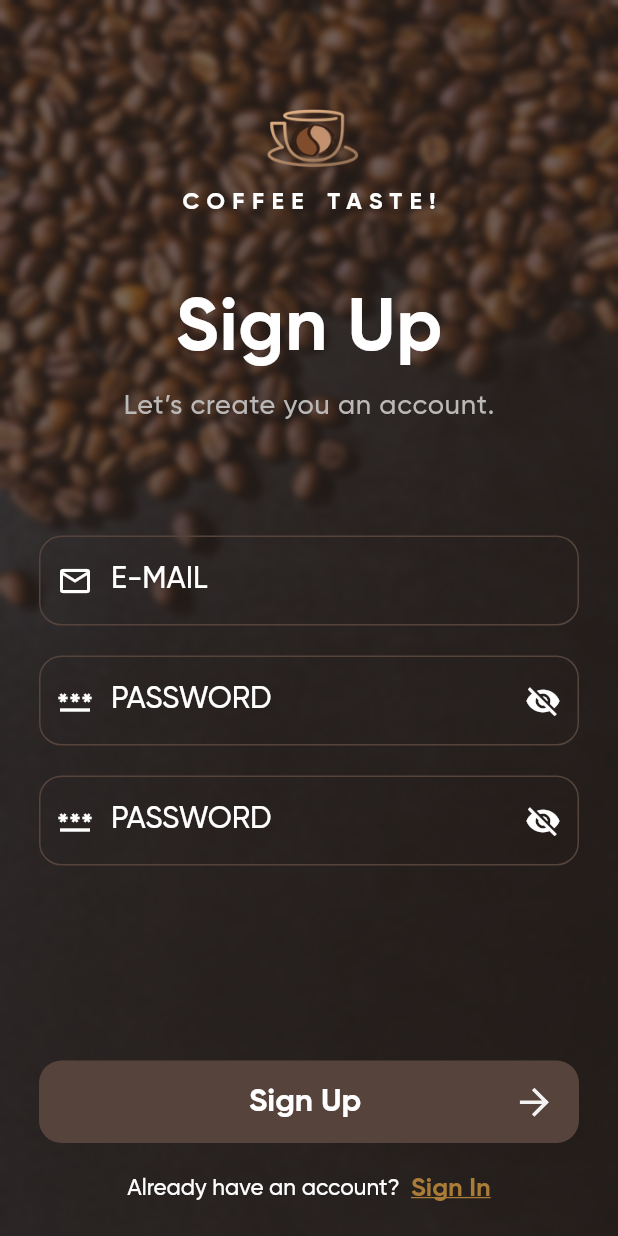
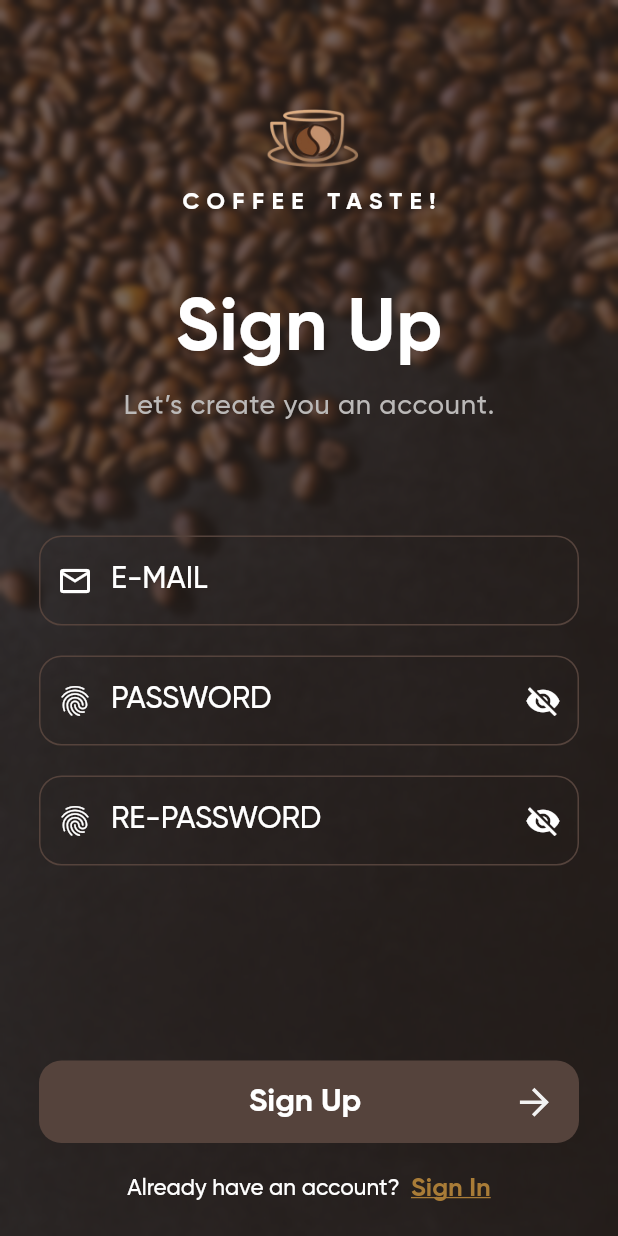
Before and after one commit to OmarAmeer96/freebie-coffee-app, a Flutter app: the SignInScreen screen opened by its route, after a tap on "Sign Up", on a phone screen of 412 x 824 dp. Run offline on Flutter 3.47's test engine with Material 2 defaults, Android fonts, the phone set to English and light mode, and no system bars; our stand-ins replace animated_splash_screen, firebase_auth, firebase_core, flutter_svg, lottie, page_transition; missing offline and left inert: intro_screen_onboarding_flutter; accounts and stored records are empty.

Commit message:
Commit 6 - Handled some errors

```diff
--- a/lib/main.dart
+++ b/lib/main.dart
@@ -29,7 +29,7 @@ class MyApp extends StatelessWidget {
         GetStarted.id: (context) => const GetStarted(),
         OnBoarding.id: (context) => OnBoarding(),
         SignInScreen.id: (context) => const SignInScreen(),
-        SignUpScreen.id: (context) => const SignUpScreen(),
+        SignUpScreen.id: (context) => SignUpScreen(),
       },
       initialRoute: SplashScreen.id,
     );
--- a/lib/screens/signin_screen.dart
+++ b/lib/screens/signin_screen.dart
@@ -72,8 +72,10 @@ class SignInScreen extends StatelessWidget {
                   const SizedBox(
                     height: 90,
                   ),
-                  const CustomEmailTextField(),
-                  const CustomPasswordTextField(),
+                  // const CustomEmailTextField(),
+                  // const CustomPasswordTextField(
+                  //   text: "PASSWORD",
+                  // ),
                   const Text(
                     "Forgot password?",
                     style: TextStyle(
@@ -86,8 +88,7 @@ class SignInScreen extends StatelessWidget {
                   const SizedBox(
                     height: 90,
                   ),
-                  SignInUpButton(
-                    onTap: () {},
+                  const SignInUpButton(
                     text: 'Sign In',
                     width1: 110,
                     width2: 146,
--- a/lib/screens/signup_screen.dart
+++ b/lib/screens/signup_screen.dart
@@ -1,3 +1,4 @@
+import 'package:firebase_auth/firebase_auth.dart';
 import 'package:flutter/material.dart';
 import 'package:freebie_coffee_app/widgets/custom_email_textfiled.dart';
 import 'package:freebie_coffee_app/widgets/custom_password_textfield.dart';
@@ -5,10 +6,14 @@ import 'package:freebie_coffee_app/widgets/signin_up_button.dart';
 import 'dart:ui';
 import '../widgets/custom_app_logo.dart';
 
+// ignore: must_be_immutable
 class SignUpScreen extends StatelessWidget {
-  const SignUpScreen({Key? key}) : super(key: key);
+  SignUpScreen({Key? key}) : super(key: key);
 
   static String id = 'SignUpScreen';
+  String? email;
+  String? password;
+  String? rePassword;
 
   @override
   Widget build(BuildContext context) {
@@ -71,17 +76,55 @@ class SignUpScreen extends StatelessWidget {
                   const SizedBox(
                     height: 75,
                   ),
-                  const CustomEmailTextField(),
-                  const CustomPasswordTextField(),
-                  const CustomPasswordTextField(),
+                  CustomEmailTextField(
+                    onChanged: (data) {
+                      email = data;
+                    },
+                  ),
+                  CustomPasswordTextField(
+                    text: "PASSWORD",
+                    onChanged: (data) {
+                      password = data;
+                    },
+                  ),
+                  CustomPasswordTextField(
+                    text: "RE-PASSWORD",
+                    onChanged: (data) {
+                      rePassword = data;
+                    },
+                  ),
                   const SizedBox(
                     height: 110,
                   ),
-                  SignInUpButton(
-                    onTap: () {},
-                    text: 'Sign Up',
-                    width1: 104,
-                    width2: 140,
+                  InkWell(
+                    onTap: () async {
+                      try {
+                        // ignore: unused_local_variable
+                        UserCredential user = await FirebaseAuth.instance
+                            .createUserWithEmailAndPassword(
+                          email: email!,
+                          password: password!,
+                        );
+                        // ignore: use_build_context_synchronously
+                        showSnackBar(
+                            context, "Your account successfully created.");
+                      } on FirebaseAuthException catch (e) {
+                        if (e.code == 'weak-password') {
+                          showSnackBar(
+                              context, "The password provided is too weak.");
+                        } else if (e.code == 'email-already-in-use') {
+                          showSnackBar(context,
+                              "The account already exists for that email.");
+                        }
+                      } catch (e) {
+                        showSnackBar(context, e.toString());
+                      }
+                    },
+                    child: const SignInUpButton(
+                      text: 'Sign Up',
+                      width1: 104,
+                      width2: 140,
+                    ),
                   ),
                   const SizedBox(
                     height: 20,
@@ -122,3 +165,14 @@ class SignUpScreen extends StatelessWidget {
     );
   }
 }
+
+void showSnackBar(BuildContext context, String text) {
+  ScaffoldMessenger.of(context).showSnackBar(
+    SnackBar(
+      elevation: 5,
+      showCloseIcon: true,
+      closeIconColor: Colors.white,
+      content: Text(text),
+    ),
+  );
+}
--- a/lib/widgets/custom_email_textfiled.dart
+++ b/lib/widgets/custom_email_textfiled.dart
@@ -1,11 +1,14 @@
 import 'package:flutter/material.dart';
 
 class CustomEmailTextField extends StatelessWidget {
-  const CustomEmailTextField({super.key});
+  const CustomEmailTextField({super.key, required this.onChanged});
+
+  final Function(String) onChanged;
 
   @override
   Widget build(BuildContext context) {
     return TextField(
+      onChanged: onChanged,
       enabled: true,
       style: const TextStyle(
         color: Colors.white,
--- a/lib/widgets/custom_password_textfield.dart
+++ b/lib/widgets/custom_password_textfield.dart
@@ -1,11 +1,16 @@
 import 'package:flutter/material.dart';
 
 class CustomPasswordTextField extends StatelessWidget {
-  const CustomPasswordTextField({super.key});
+  const CustomPasswordTextField(
+      {super.key, required this.text, required this.onChanged});
+
+  final String text;
+  final Function(String) onChanged;
 
   @override
   Widget build(BuildContext context) {
     return TextField(
+      onChanged: onChanged,
       enabled: true,
       style: const TextStyle(
         color: Colors.white,
@@ -24,7 +29,7 @@ class CustomPasswordTextField extends StatelessWidget {
           maxWidth: double.infinity,
           minWidth: double.infinity,
         ),
-        labelText: 'PASSWORD',
+        labelText: text,
         labelStyle: const TextStyle(
           color: Colors.white,
           fontFamily: 'Gilroy-Medium',
@@ -39,7 +44,7 @@ class CustomPasswordTextField extends StatelessWidget {
           borderRadius: BorderRadius.circular(15),
         ),
         prefixIcon: const Icon(
-          Icons.password_outlined,
+          Icons.fingerprint,
           color: Colors.white,
         ),
         suffixIcon: const Icon(
--- a/lib/widgets/signin_up_button.dart
+++ b/lib/widgets/signin_up_button.dart
@@ -6,20 +6,15 @@ class SignInUpButton extends StatelessWidget {
       {super.key,
       required this.text,
       required this.width1,
-      required this.onTap, required this.width2});
+      required this.width2});
 
   final String text;
   final double width1;
   final double width2;
-  final Function onTap;
 
   @override
   Widget build(BuildContext context) {
-    return InkWell(
-      onTap: () {
-        onTap;
-      },
-      child: Container(
+    return Container(
       width: double.infinity,
       height: 55,
       decoration: const BoxDecoration(
@@ -49,7 +44,6 @@ class SignInUpButton extends StatelessWidget {
           ),
         ],
       ),
-      ),
     );
   }
 }
--- a/pubspec.yaml
+++ b/pubspec.yaml
@@ -39,7 +39,7 @@ dependencies:
   curved_navigation_bar: ^1.0.3
   firebase_core: ^2.15.0
   firebase_auth: ^4.7.2
-
+  cloud_firestore: ^4.8.4
 
 
   # The following adds the Cupertino Icons font to your application.
```
Also changed, not shown: lib/widgets/show_snack_bar.dart (added), pubspec.lock, 3 other files. Lines whose indentation alone changed are shown as unchanged.
